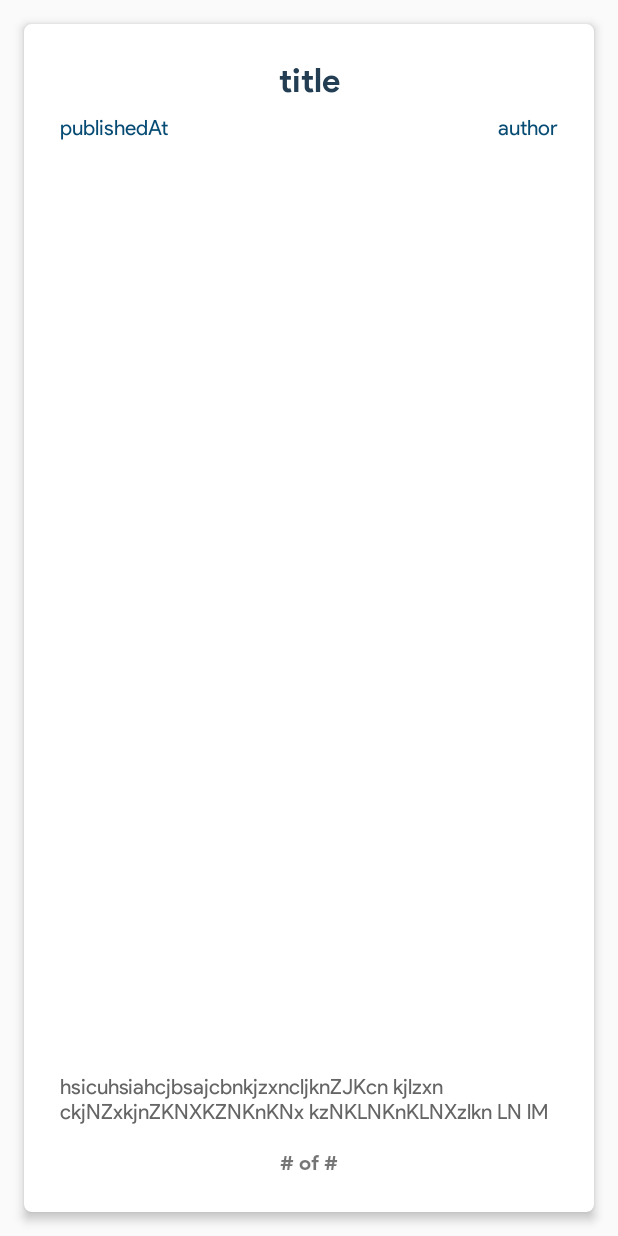
After one commit to chiragkhandhar/News-Gateway, an Android app: the layout article_fragment.xml on its own in the app's theme, with its tools: preview values and no code run, on a phone screen of 412 x 824 dp. The commit adds this screen. Run offline under Robolectric (Android 15) with nearby library versions, the phone set to English and light mode, and no system bars.

Commit message:
Primitive ViewPager done

```diff
--- a/app/build.gradle
+++ b/app/build.gradle
@@ -36,4 +36,5 @@ dependencies {
     testImplementation 'junit:junit:4.12'
     androidTestImplementation 'androidx.test.ext:junit:1.1.1'
     androidTestImplementation 'androidx.test.espresso:espresso-core:3.2.0'
+
 }
--- /dev/null
+++ b/app/src/main/res/layout/article_fragment.xml
@@ -0,0 +1,104 @@
+<?xml version="1.0" encoding="utf-8"?>
+<FrameLayout
+    xmlns:android="http://schemas.android.com/apk/res/android"
+    xmlns:app="http://schemas.android.com/apk/res-auto"
+    xmlns:tools="http://schemas.android.com/tools"
+    android:layout_width="match_parent"
+    android:layout_height="match_parent">
+
+    <androidx.constraintlayout.widget.ConstraintLayout
+        android:layout_width="match_parent"
+        android:layout_height="match_parent">
+
+        <androidx.cardview.widget.CardView
+            android:layout_width="match_parent"
+            android:layout_height="match_parent"
+            android:layout_margin="16dp"
+            app:cardCornerRadius="5dp"
+            app:cardElevation="4dp"
+            app:layout_constraintBottom_toBottomOf="parent"
+            app:layout_constraintEnd_toEndOf="parent"
+            app:layout_constraintStart_toStartOf="parent"
+            app:layout_constraintTop_toTopOf="parent">
+
+            <androidx.constraintlayout.widget.ConstraintLayout
+                android:layout_width="match_parent"
+                android:layout_height="match_parent"
+                android:padding="24dp">
+
+                <TextView
+                    android:id="@+id/title"
+                    android:layout_width="0dp"
+                    android:layout_height="wrap_content"
+                    android:textAlignment="center"
+                    android:textColor="@color/colorPrimaryDark"
+                    android:textSize="22sp"
+                    app:layout_constraintEnd_toEndOf="parent"
+                    app:layout_constraintStart_toStartOf="parent"
+                    app:layout_constraintTop_toTopOf="parent"
+                    tools:text="title" />
+
+                <TextView
+                    android:id="@+id/publishedAt"
+                    android:layout_width="0dp"
+                    android:layout_height="wrap_content"
+                    android:layout_marginTop="8dp"
+                    android:layout_marginEnd="8dp"
+                    android:fontFamily="@font/product_sans_regular"
+                    android:textColor="@color/colorPrimary"
+                    android:visibility="visible"
+                    app:layout_constraintEnd_toStartOf="@+id/guideline2"
+                    app:layout_constraintStart_toStartOf="parent"
+                    app:layout_constraintTop_toBottomOf="@+id/title"
+                    tools:text="publishedAt" />
+
+                <TextView
+                    android:id="@+id/author"
+                    android:layout_width="0dp"
+                    android:layout_height="wrap_content"
+                    android:layout_marginStart="8dp"
+                    android:layout_marginTop="8dp"
+                    android:fontFamily="@font/product_sans_regular"
+                    android:textAlignment="textEnd"
+                    android:textColor="@color/colorPrimary"
+                    android:visibility="visible"
+                    app:layout_constraintEnd_toEndOf="parent"
+                    app:layout_constraintStart_toStartOf="@+id/guideline2"
+                    app:layout_constraintTop_toBottomOf="@+id/title"
+                    tools:text="author" />
+
+                <TextView
+                    android:id="@+id/pageNo"
+                    android:layout_width="wrap_content"
+                    android:layout_height="wrap_content"
+                    app:layout_constraintBottom_toBottomOf="parent"
+                    app:layout_constraintEnd_toEndOf="parent"
+                    app:layout_constraintStart_toStartOf="parent"
+                    tools:text="# of #" />
+
+                <TextView
+                    android:id="@+id/description"
+                    android:layout_width="wrap_content"
+                    android:layout_height="wrap_content"
+                    android:layout_marginBottom="16dp"
+                    android:fontFamily="@font/product_sans_regular"
+                    android:textAlignment="viewStart"
+                    android:textColor="@color/grey"
+                    app:layout_constraintBottom_toTopOf="@+id/pageNo"
+                    app:layout_constraintEnd_toEndOf="parent"
+                    app:layout_constraintStart_toStartOf="parent"
+                    tools:text="hsicuhsiahcjbsajcbnkjzxncljknZJKcn kjlzxn ckjNZxkjnZKNXKZNKnKNx kzNKLNKnKLNXzlkn LN lM" />
+
+                <androidx.constraintlayout.widget.Guideline
+                    android:id="@+id/guideline2"
+                    android:layout_width="wrap_content"
+                    android:layout_height="wrap_content"
+                    android:orientation="vertical"
+                    app:layout_constraintGuide_percent="0.5" />
+
+            </androidx.constraintlayout.widget.ConstraintLayout>
+
+        </androidx.cardview.widget.CardView>
+
+    </androidx.constraintlayout.widget.ConstraintLayout>
+</FrameLayout>
--- a/app/src/main/res/values/strings.xml
+++ b/app/src/main/res/values/strings.xml
@@ -5,5 +5,6 @@
     <string name="nn_msg1">Oh no!</string>
     <string name="nn_msg2">No Internet found. Check your connection or try again.</string>
     <string name="try_again">Try Again</string>
+    <string name="image">Image</string>
 
 </resources>
--- a/build.gradle
+++ b/build.gradle
@@ -21,6 +21,7 @@ allprojects {
         google()
         jcenter()
 
+
     }
 }
 
```
Also changed, not shown: app/src/main/java/ml/chiragkhandhar/newsgateway/ArticleFragment.java (added, +86 -0 lines), app/src/main/java/ml/chiragkhandhar/newsgateway/MainActivity.java (+108 -1 lines), app/src/main/res/layout/activity_main.xml (+13 -0 lines), app/src/main/res/drawable-v24/default_img.jpg (added).
